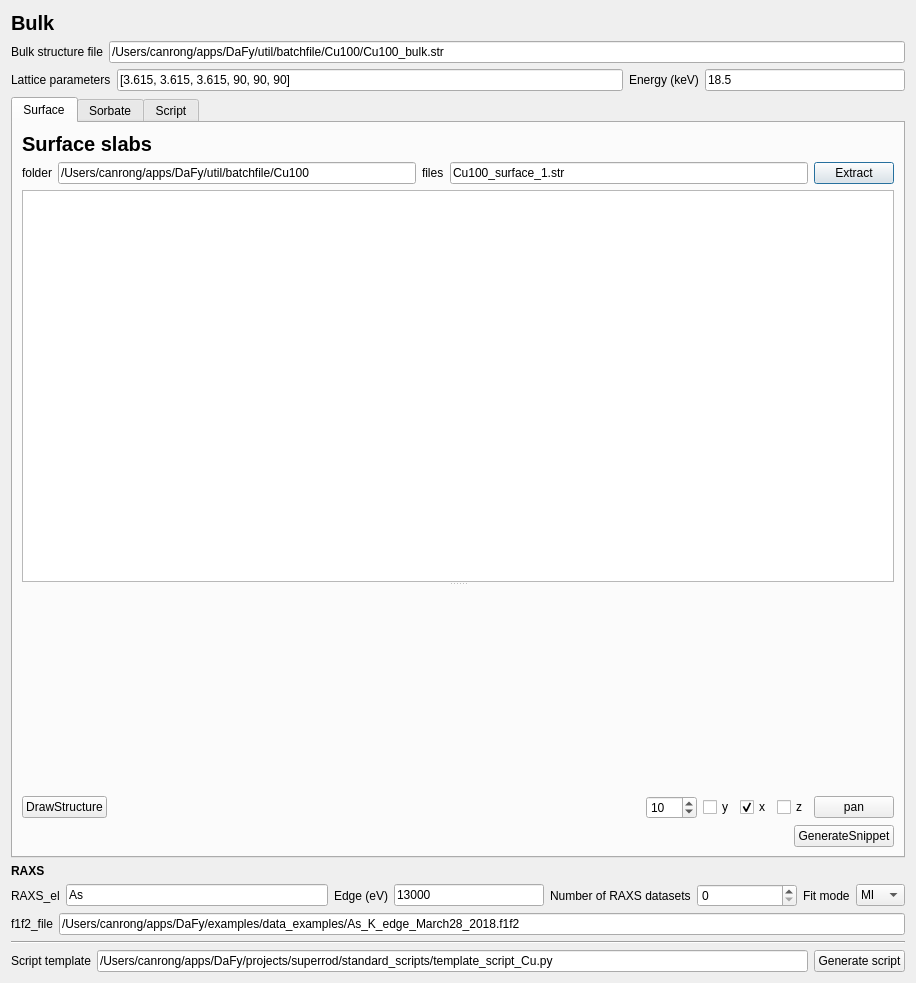
Before: the Qt Designer form projects/superrod/ctr_model_creator.ui in jackey-qiu/DaFy, drawn with Qt 5.
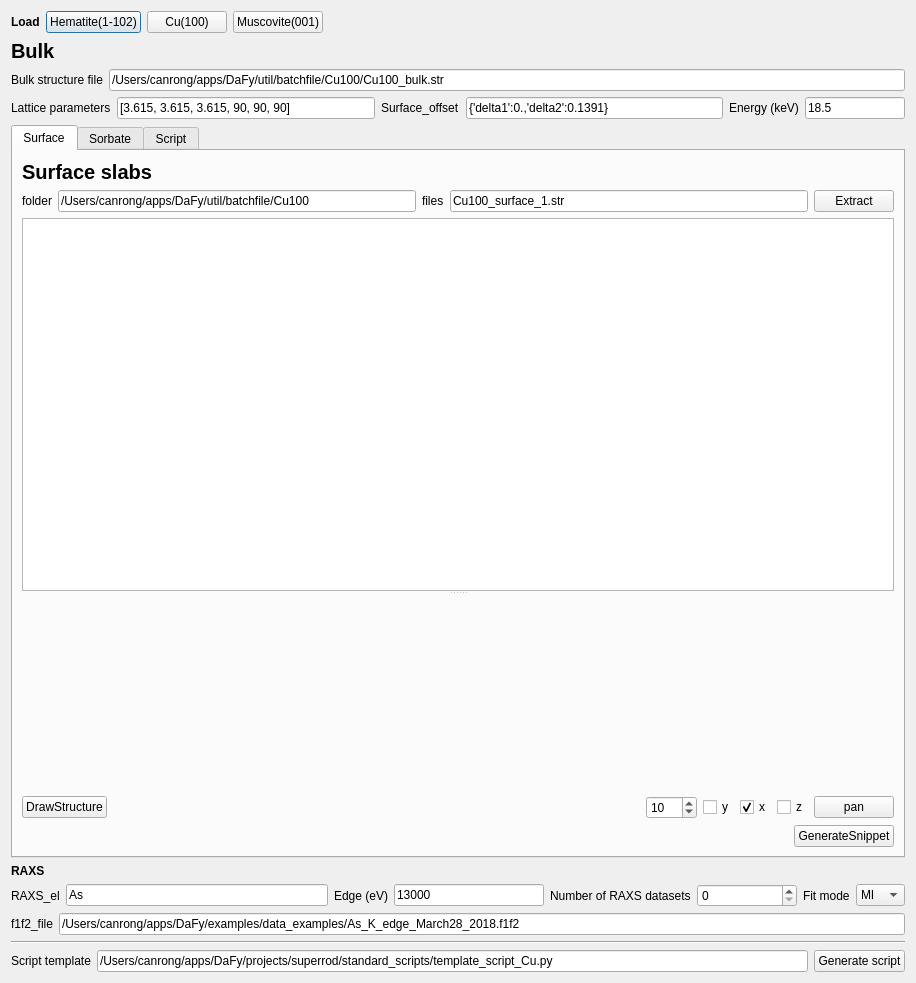
After: the same form once the commit is applied. The open tabs and pages were chosen to show the change. Custom widgets are drawn as their Qt base class.

```diff
--- a/projects/superrod/ctr_model_creator.ui
+++ b/projects/superrod/ctr_model_creator.ui
@@ -14,6 +14,63 @@
    <string>Dialog</string>
   </property>
   <layout class="QVBoxLayout" name="verticalLayout_2">
+   <item>
+    <layout class="QHBoxLayout" name="horizontalLayout_8">
+     <item>
+      <widget class="QLabel" name="label_26">
+       <property name="sizePolicy">
+        <sizepolicy hsizetype="Fixed" vsizetype="Preferred">
+         <horstretch>0</horstretch>
+         <verstretch>0</verstretch>
+        </sizepolicy>
+       </property>
+       <property name="font">
+        <font>
+         <weight>75</weight>
+         <bold>true</bold>
+        </font>
+       </property>
+       <property name="text">
+        <string>Load</string>
+       </property>
+      </widget>
+     </item>
+     <item>
+      <widget class="QPushButton" name="pushButton_hematite">
+       <property name="text">
+        <string>Hematite(1-102)</string>
+       </property>
+      </widget>
+     </item>
+     <item>
+      <widget class="QPushButton" name="pushButton_cu">
+       <property name="text">
+        <string>Cu(100)</string>
+       </property>
+      </widget>
+     </item>
+     <item>
+      <widget class="QPushButton" name="pushButton_mica">
+       <property name="text">
+        <string>Muscovite(001)</string>
+       </property>
+      </widget>
+     </item>
+     <item>
+      <spacer name="horizontalSpacer_3">
+       <property name="orientation">
+        <enum>Qt::Horizontal</enum>
+       </property>
+       <property name="sizeHint" stdset="0">
+        <size>
+         <width>40</width>
+         <height>20</height>
+        </size>
+       </property>
+      </spacer>
+     </item>
+    </layout>
+   </item>
    <item>
     <widget class="QLabel" name="label_6">
      <property name="font">
@@ -62,6 +119,20 @@
        </property>
       </widget>
      </item>
+     <item>
+      <widget class="QLabel" name="label_25">
+       <property name="text">
+        <string>Surface_offset</string>
+       </property>
+      </widget>
+     </item>
+     <item>
+      <widget class="QLineEdit" name="lineEdit_surface_offset">
+       <property name="text">
+        <string>{'delta1':0.,'delta2':0.1391}</string>
+       </property>
+      </widget>
+     </item>
      <item>
       <widget class="QLabel" name="label_8">
        <property name="text">
@@ -73,7 +144,7 @@
       <widget class="QLineEdit" name="lineEdit_E">
        <property name="maximumSize">
         <size>
-         <width>200</width>
+         <width>100</width>
          <height>10000</height>
         </size>
        </property>
```
Left out of the diff: 2 changed lines with no effect on the pictures.
